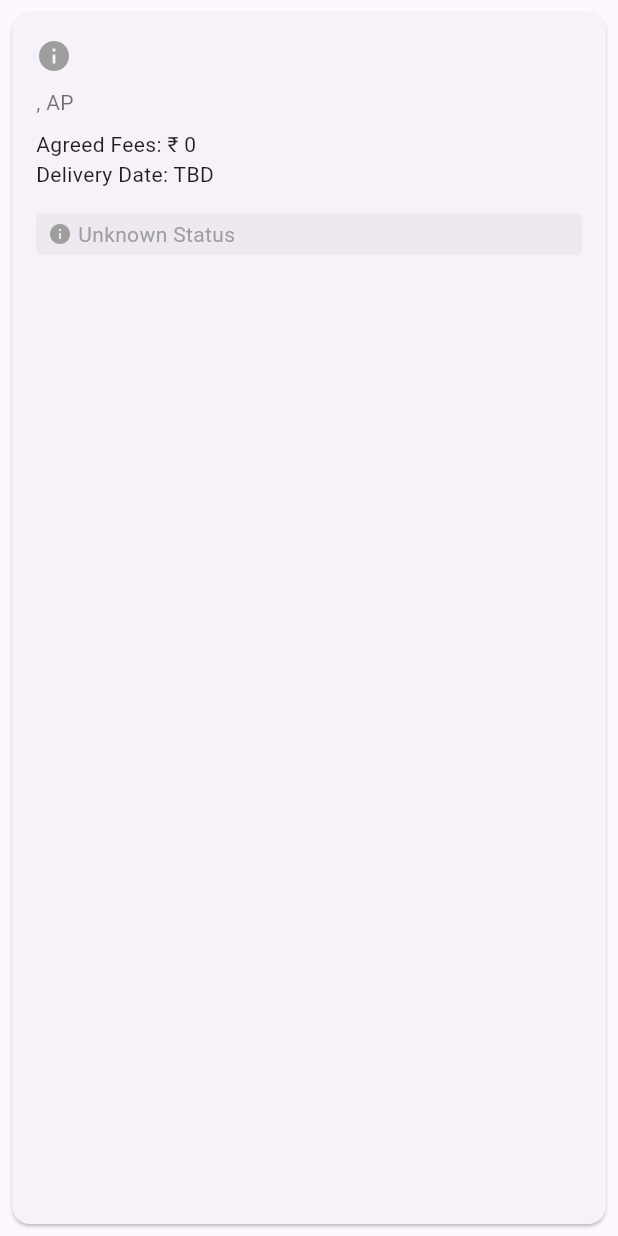
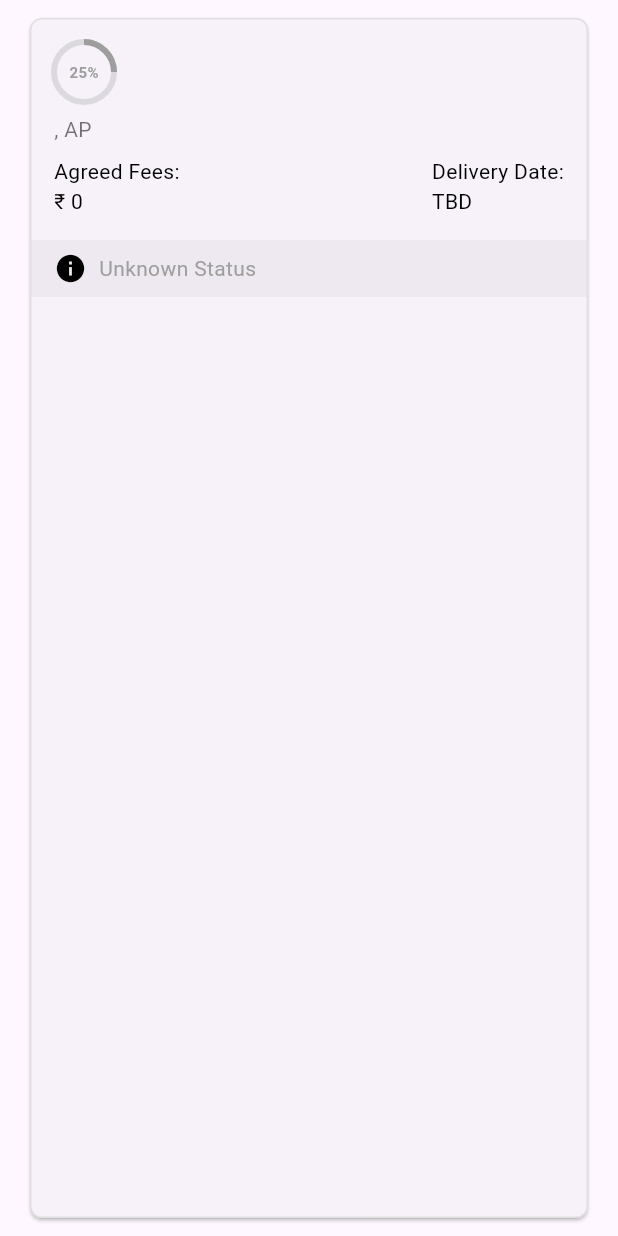
Before and after one commit to sammingasainath/fhaidaCRM, a Flutter app: the ProjectCard widget shown alone on an empty page, opened directly with empty values, on a phone screen of 412 x 824 dp. Run offline on Flutter 3.47's test engine with Material 3 defaults, Android fonts, the phone set to English and light mode, and no system bars; our stand-ins replace cloud_firestore, firebase_auth, firebase_core, flutter_riverpod, flutter_svg, google_fonts; accounts and stored records are empty; Roboto replaces fonts that are missing (Futuristic).

Commit message:
Added the Project Count Also to the Tabs

```diff
--- a/lib/screens/dashboard_screen.dart
+++ b/lib/screens/dashboard_screen.dart
@@ -12,7 +12,7 @@ class DashboardScreen extends ConsumerWidget {
       length: DashboardTab.values.length,
       child: Scaffold(
         appBar: PreferredSize(
-          preferredSize: Size.fromHeight(3),
+          preferredSize: Size.fromHeight(0),
           child: Container(
             color: Colors.black,
           ), // Empty container to remove the default AppBar
@@ -22,10 +22,10 @@ class DashboardScreen extends ConsumerWidget {
           children: [
             Container(
               decoration: BoxDecoration(
-                color: Colors.black,
+                color: Colors.white,
                 boxShadow: [
                   BoxShadow(
-                    color: Colors.tealAccent.withOpacity(0.5),
+                    color: Colors.black.withOpacity(0.1),
                     blurRadius: 8.0,
                   ),
                 ],
@@ -35,11 +35,6 @@ class DashboardScreen extends ConsumerWidget {
                     top: 16.0), // Adjust top padding as needed
                 child: Column(
                   children: [
-                    SearchNavbar(
-                      onSearchChanged: (value) {
-                        // Handle search functionality
-                      },
-                    ),
                     SizedBox(height: 8.0), // Adjust as needed
                     TabBarWidget(),
                   ],
@@ -81,14 +76,26 @@ class DashboardScreen extends ConsumerWidget {
 class TabBarWidget extends ConsumerWidget {
   @override
   Widget build(BuildContext context, WidgetRef ref) {
+    final projectListAsyncValue = ref.watch(projectListProvider);
+
+    return projectListAsyncValue.when(
+      data: (projects) {
+        int allCount = projects.length;
+        int completedCount =
+            projects.where((p) => p.status == 'reportRecieved').length;
+        int inProgressCount =
+            projects.where((p) => p.status == 'Sampling In Process').length;
+        int pendingCount =
+            projects.where((p) => p.status == 'Action Required').length;
+
         return SingleChildScrollView(
           scrollDirection: Axis.horizontal,
           child: Container(
             decoration: BoxDecoration(
-          color: Colors.black,
+              color: Colors.white,
               boxShadow: [
                 BoxShadow(
-              color: Colors.tealAccent.withOpacity(0.5),
+                  color: Colors.black.withOpacity(0.1),
                   blurRadius: 8.0,
                 ),
               ],
@@ -96,13 +103,17 @@ class TabBarWidget extends ConsumerWidget {
             child: TabBar(
               isScrollable: true, // Ensure TabBar is scrollable
               indicatorColor: Colors.tealAccent,
-          labelColor: Colors.tealAccent,
-          unselectedLabelColor: Colors.white,
+              indicatorWeight: 4.0,
+              labelColor: Colors.black,
+              unselectedLabelColor: Colors.black.withOpacity(0.6),
+              labelStyle: TextStyle(
+                fontWeight: FontWeight.bold,
+              ),
               tabs: [
-            Tab(text: 'All'),
-            Tab(text: 'In Progress'),
-            Tab(text: 'Completed'),
-            Tab(text: 'Pending'),
+                Tab(text: 'All ($allCount)'),
+                Tab(text: 'In Progress ($inProgressCount)'),
+                Tab(text: 'Completed ($completedCount)'),
+                Tab(text: 'Pending ($pendingCount)'),
               ],
               onTap: (index) {
                 ref.read(dashboardTabProvider.notifier).state =
@@ -111,5 +122,9 @@ class TabBarWidget extends ConsumerWidget {
             ),
           ),
         );
+      },
+      loading: () => Center(child: CircularProgressIndicator()),
+      error: (error, stack) => Center(child: Text('Error: $error')),
+    );
   }
 }
--- /dev/null
+++ b/lib/services/project_status_service.dart
@@ -0,0 +1,74 @@
+import 'package:flutter/material.dart';
+import 'package:flutter_svg/flutter_svg.dart';
+
+class ProjectStatusService {
+  static double getProgress(String status) {
+    switch (status) {
+      case 'reportRecieved':
+        return 1.0;
+      case 'Sampling In Process':
+        return 0.75;
+      case 'Action Required':
+        return 0.5;
+      default:
+        return 0.25;
+    }
+  }
+
+  static Color getColorBasedOnStatus(String status, {required bool isAmount}) {
+    switch (status) {
+      case 'reportRecieved':
+        return Colors.green;
+      case 'Sampling In Process':
+        return isAmount ? Colors.green : Colors.brown;
+      case 'Action Required':
+        return isAmount ? Colors.green : Colors.red;
+      default:
+        return Colors.black;
+    }
+  }
+
+  static Color getColor(String status) {
+    switch (status) {
+      case 'reportRecieved':
+        return Colors.green;
+      case 'Sampling In Process':
+        return Colors.orange;
+      case 'Action Required':
+        return Colors.red;
+      default:
+        return Colors.grey;
+    }
+  }
+
+  static String getStatusText(String status) {
+    switch (status) {
+      case 'reportRecieved':
+        return 'Report is being prepared';
+      case 'Sampling In Process':
+        return 'Sampling In Process';
+      case 'Action Required':
+        return 'Action Required';
+      default:
+        return 'Unknown Status';
+    }
+  }
+
+  static Widget getStatusIcon(String status,
+      {double size = 22.0, Color color = Colors.black}) {
+    switch (status) {
+      case 'reportRecieved':
+        return Icon(Icons.access_time, size: size, color: color);
+      case 'Sampling In Process':
+        return SvgPicture.asset(
+          'lib/assets/shovel.svg',
+          height: size,
+          width: size,
+        );
+      case 'Action Required':
+        return Icon(Icons.warning, size: size, color: color);
+      default:
+        return Icon(Icons.info, size: size, color: color);
+    }
+  }
+}
--- /dev/null
+++ b/lib/widgets/circularProgressIndicator.dart
@@ -0,0 +1,63 @@
+import 'package:flutter/material.dart';
+
+class CircularProgressIndicatorWithPercentage extends StatelessWidget {
+  final double progress;
+  final Color color;
+
+  CircularProgressIndicatorWithPercentage(
+      {required this.progress, required this.color});
+
+  @override
+  Widget build(BuildContext context) {
+    return Stack(
+      alignment: Alignment.center,
+      children: [
+        CustomPaint(
+          size: Size(40, 40), // Adjust size as needed
+          painter: CircularProgressPainter(progress: progress, color: color),
+        ),
+        Text(
+          '${(progress * 100).toInt()}%',
+          style: TextStyle(
+            fontSize: 10,
+            color: color,
+            fontWeight: FontWeight.bold,
+          ),
+        ),
+      ],
+    );
+  }
+}
+
+class CircularProgressPainter extends CustomPainter {
+  final double progress;
+  final Color color;
+
+  CircularProgressPainter({required this.progress, required this.color});
+
+  @override
+  void paint(Canvas canvas, Size size) {
+    Paint backgroundPaint = Paint()
+      ..color = color.withOpacity(0.3)
+      ..strokeWidth = 4.0
+      ..style = PaintingStyle.stroke;
+
+    Paint foregroundPaint = Paint()
+      ..color = color
+      ..strokeWidth = 4.0
+      ..style = PaintingStyle.stroke;
+
+    Offset center = Offset(size.width / 2, size.height / 2);
+    double radius = size.width / 2;
+
+    canvas.drawCircle(center, radius, backgroundPaint);
+    double sweepAngle = 2 * 3.141592653589793 * progress;
+    canvas.drawArc(Rect.fromCircle(center: center, radius: radius),
+        -3.141592653589793 / 2, sweepAngle, false, foregroundPaint);
+  }
+
+  @override
+  bool shouldRepaint(covariant CustomPainter oldDelegate) {
+    return true;
+  }
+}
--- a/lib/widgets/project_card.dart
+++ b/lib/widgets/project_card.dart
@@ -1,6 +1,8 @@
 import 'package:flutter/material.dart';
 import 'package:google_fonts/google_fonts.dart';
 import '../models/project.dart';
+import './circularProgressIndicator.dart'; // Import the new file
+import '../services/project_status_service.dart'; // Import the services file
 
 class ProjectCard extends StatelessWidget {
   final Project project;
@@ -9,9 +11,17 @@ class ProjectCard extends StatelessWidget {
 
   @override
   Widget build(BuildContext context) {
-    return Card(
-      margin: EdgeInsets.all(8.0),
-      child: Padding(
+    return Padding(
+      padding: const EdgeInsets.symmetric(horizontal: 16.0, vertical: 8.0),
+      child: Card(
+        shape: RoundedRectangleBorder(
+          side: BorderSide(color: Colors.grey.shade300, width: 1),
+          borderRadius: BorderRadius.circular(8),
+        ),
+        child: Column(
+          crossAxisAlignment: CrossAxisAlignment.start,
+          children: [
+            Padding(
               padding: const EdgeInsets.all(16.0),
               child: Column(
                 crossAxisAlignment: CrossAxisAlignment.start,
@@ -19,7 +29,7 @@ class ProjectCard extends StatelessWidget {
                   Row(
                     children: [
                       _buildStatusIcon(project.status),
-                SizedBox(width: 8.0),
+                      const SizedBox(width: 8.0),
                       Expanded(
                         child: Text(
                           project.name,
@@ -40,22 +50,59 @@ class ProjectCard extends StatelessWidget {
                       color: Colors.black54,
                     ),
                   ),
-            SizedBox(height: 8.0),
+                  const SizedBox(height: 8.0),
+                  Row(
+                    mainAxisAlignment: MainAxisAlignment.spaceBetween,
+                    children: [
+                      Column(
+                        crossAxisAlignment: CrossAxisAlignment.start,
+                        children: [
                           Text(
-              'Agreed Fees: ₹ ${project.paymentDue}',
+                            'Agreed Fees:',
                             style: GoogleFonts.roboto(
                               fontSize: 14,
-                color: Colors.black87,
+                              color: Colors.black,
                             ),
                           ),
                           Text(
-              'Delivery Date: ${project.status == 'reportRecieved' ? '22 June' : 'TBD'}',
+                            '₹ ${project.paymentDue}',
                             style: GoogleFonts.roboto(
                               fontSize: 14,
-                color: Colors.black87,
+                              color: ProjectStatusService.getColorBasedOnStatus(
+                                  project.status,
+                                  isAmount: true),
                             ),
                           ),
-            SizedBox(height: 16.0),
+                        ],
+                      ),
+                      Column(
+                        crossAxisAlignment: CrossAxisAlignment.start,
+                        children: [
+                          Text(
+                            'Delivery Date:',
+                            style: GoogleFonts.roboto(
+                              fontSize: 14,
+                              color: Colors.black,
+                            ),
+                          ),
+                          Text(
+                            project.status == 'reportRecieved'
+                                ? '22 June'
+                                : 'TBD',
+                            style: GoogleFonts.roboto(
+                              fontSize: 14,
+                              color: ProjectStatusService.getColorBasedOnStatus(
+                                  project.status,
+                                  isAmount: false),
+                            ),
+                          ),
+                        ],
+                      ),
+                    ],
+                  ),
+                ],
+              ),
+            ),
             _buildStatusBar(project.status),
           ],
         ),
@@ -64,63 +111,28 @@ class ProjectCard extends StatelessWidget {
   }
 
   Widget _buildStatusIcon(String status) {
-    IconData icon;
-    Color color;
-    switch (status) {
-      case 'reportRecieved':
-        icon = Icons.check_circle;
-        color = Colors.green;
-        break;
-      case 'Sampling In Process':
-        icon = Icons.hourglass_empty;
-        color = Colors.orange;
-        break;
-      case 'Action Required':
-        icon = Icons.error;
-        color = Colors.red;
-        break;
-      default:
-        icon = Icons.info;
-        color = Colors.grey;
-    }
-    return Icon(icon, color: color, size: 24);
+    double progress = ProjectStatusService.getProgress(status);
+    Color color = ProjectStatusService.getColor(status);
+
+    return CircularProgressIndicatorWithPercentage(
+        progress: progress, color: color);
   }
 
   Widget _buildStatusBar(String status) {
-    Color color;
-    String text;
-    IconData icon;
-    switch (status) {
-      case 'reportRecieved':
-        color = Colors.green;
-        text = 'Report is being prepared';
-        icon = Icons.access_time;
-        break;
-      case 'Sampling In Process':
-        color = Colors.orange;
-        text = 'Sampling In Process';
-        icon = Icons.hourglass_full;
-        break;
-      case 'Action Required':
-        color = Colors.red;
-        text = 'Action Required';
-        icon = Icons.warning;
-        break;
-      default:
-        color = Colors.grey;
-        text = 'Unknown Status';
-        icon = Icons.info;
-    }
+    Color color = ProjectStatusService.getColor(status);
+    String text = ProjectStatusService.getStatusText(status);
+    Widget icon =
+        ProjectStatusService.getStatusIcon(status); // Change IconData to Widget
+
     return Container(
-      padding: EdgeInsets.symmetric(vertical: 4.0, horizontal: 8.0),
-      decoration: BoxDecoration(
+      width: double.infinity,
+      padding: EdgeInsets.symmetric(vertical: 8.0, horizontal: 16.0),
       color: color.withOpacity(0.1),
-        borderRadius: BorderRadius.circular(4.0),
-      ),
       child: Row(
+        mainAxisAlignment: MainAxisAlignment.start,
         children: [
-          Icon(icon, color: color, size: 16),
-          SizedBox(width: 4.0),
+          icon, // Use the widget directly
+          SizedBox(width: 8.0),
           Text(
             text,
             style: GoogleFonts.roboto(
```
Also changed, not shown: pubspec.yaml (+4 -3 lines), lib/assets/shovel.svg (added), pubspec.lock. Lines whose indentation alone changed are shown as unchanged.
